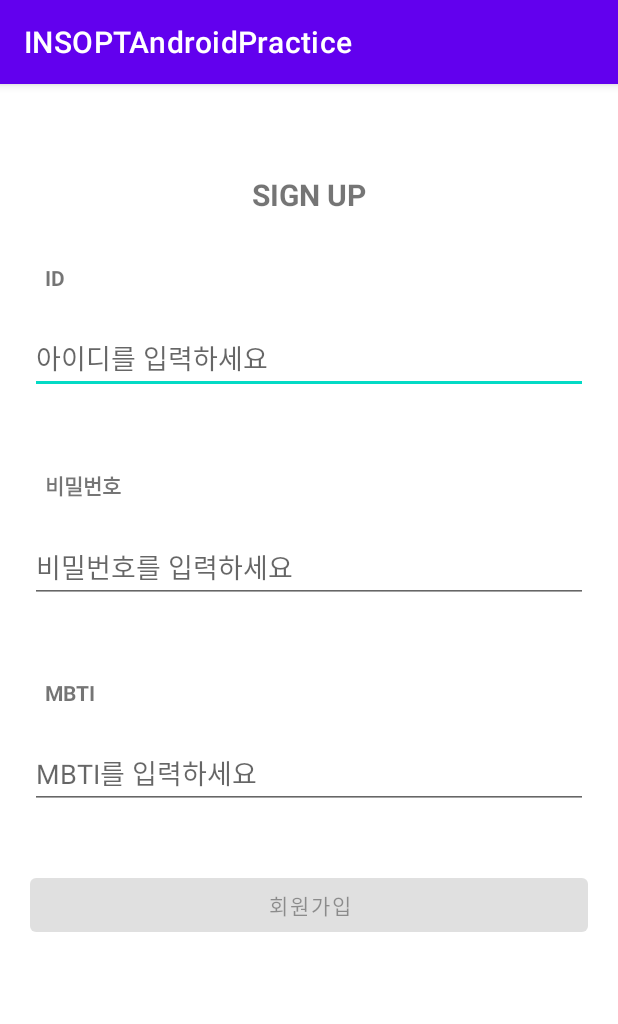
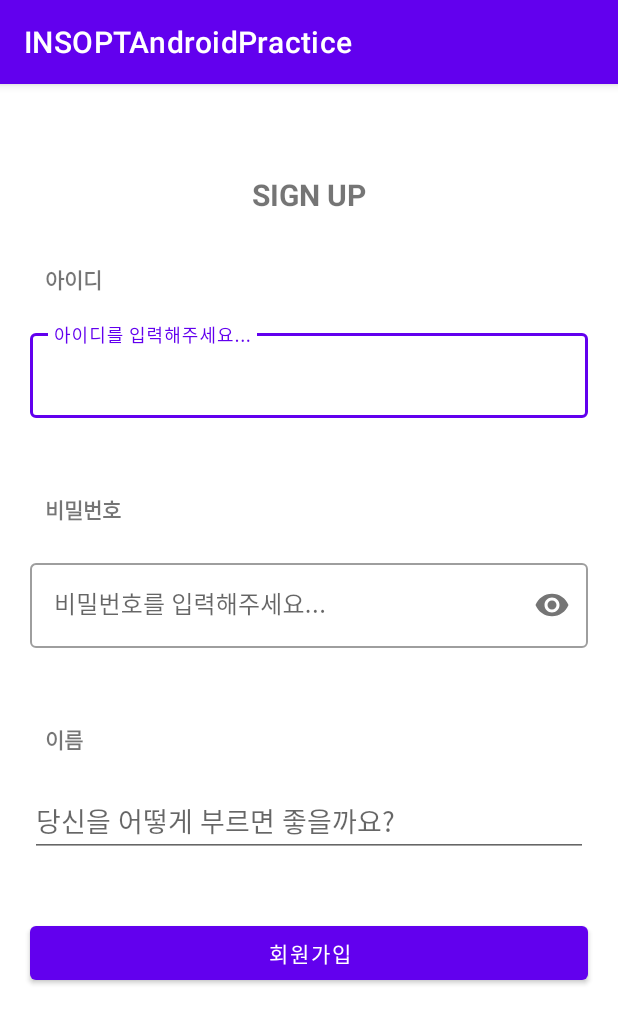
Before and after one commit to IN-SOPT-ANDROID/suhyeon-lee, an Android app: the screen it shows after launch (SignupActivity), after a tap on "SIGNUP", on a phone screen of 412 x 824 dp. Shown: the top 1024 px of the screen. Run offline under Robolectric (Android 15) with nearby library versions, the phone set to English and light mode, and no system bars; our stand-ins replace data binding; libraries missing offline, so code that uses them is left out: com.jakewharton.retrofit2; 1 statement that could not run was skipped.

Commit message:
[6주차 과제 완료] ID/PW valid input 검사 후 경고 로직

```diff
--- a/app/build.gradle
+++ b/app/build.gradle
@@ -33,7 +33,10 @@ android {
         jvmTarget = '11'
     }
     buildFeatures {
-        viewBinding = true
+        viewBinding true
+    }
+    dataBinding {
+        enabled = true
     }
 }
 
--- a/app/src/main/AndroidManifest.xml
+++ b/app/src/main/AndroidManifest.xml
@@ -23,7 +23,7 @@
             android:exported="true" >
         </activity>
         <activity
-            android:name=".SignupActivity"
+            android:name=".signupAct.SignupActivity"
             android:exported="true" />
         <activity android:name=".LoginActivity"
             android:exported="true">
--- a/app/src/main/java/org/sopt/sample/LoginViewModel.kt
+++ b/app/src/main/java/org/sopt/sample/LoginViewModel.kt
@@ -3,6 +3,7 @@ package org.sopt.sample
 import android.util.Log
 import androidx.lifecycle.LiveData
 import androidx.lifecycle.MutableLiveData
+import androidx.lifecycle.Transformations
 import androidx.lifecycle.ViewModel
 import org.sopt.sample.retrofit.LoginReqDTO
 import org.sopt.sample.retrofit.LoginResDTO
--- /dev/null
+++ b/app/src/main/java/org/sopt/sample/signupAct/BindingExtensions.kt
@@ -0,0 +1,17 @@
+package org.sopt.sample.signupAct
+
+import androidx.databinding.BindingAdapter
+import com.google.android.material.textfield.TextInputLayout
+
+object BindingExtensions {
+    @JvmStatic
+    @BindingAdapter("errorText")
+    fun TextInputLayout.setErrorMsg(errorMsg: String?) {
+        if (errorMsg.isNullOrEmpty())
+            this.isErrorEnabled = false
+        else {
+            this.isErrorEnabled = true
+            this.error = errorMsg
+        }
+    }
+}
--- a/app/src/main/java/org/sopt/sample/SignupActivity.kt
+++ b/app/src/main/java/org/sopt/sample/signupAct/SignupActivity.kt
@@ -1,42 +1,43 @@
-package org.sopt.sample
+package org.sopt.sample.signupAct
 
-import android.R.attr.button
 import android.content.Intent
-import android.graphics.Color
 import android.os.Bundle
-import android.text.Editable
-import android.text.TextWatcher
 import android.util.Log
-import android.widget.Button
-import android.widget.EditText
-import android.widget.TextView
-import android.widget.Toast
 import androidx.activity.viewModels
 import androidx.appcompat.app.AppCompatActivity
-import com.google.android.material.snackbar.Snackbar
+import androidx.databinding.DataBindingUtil
+import androidx.lifecycle.ViewModelProvider
+import org.sopt.sample.LoginActivity
+import org.sopt.sample.R
 import org.sopt.sample.databinding.ActivitySignupBinding
-import org.sopt.sample.retrofit.ServicePool
-import org.sopt.sample.retrofit.SignupReqDTO
-import org.sopt.sample.retrofit.SignupResDTO
-import retrofit2.Call
-import retrofit2.Callback
-import retrofit2.Response
 
 
 class SignupActivity: AppCompatActivity() {
+    //private lateinit var binding: ActivitySignupBinding
+    // [4주차] private val signupService = ServicePool.srvc_sopt
+
+    // [6주차 실습]
+    private val viewModel by viewModels<SignupViewModel>()
+    // [6주차 과제]
     private lateinit var binding: ActivitySignupBinding
-    // [4주차] private val signupService = ServicePool.srvc_sopt
-    // [7주차]
-    private val viewModel by viewModels<SignupViewModel>()
+    private lateinit var inputViewModel: SingupInputViewModel
 
     override fun onCreate(savedInstanceState: Bundle?) {
         super.onCreate(savedInstanceState)
-        binding = ActivitySignupBinding.inflate(layoutInflater)
-        setContentView(binding.root)
-        watchInput()
+
+        binding = DataBindingUtil.setContentView(this, R.layout.activity_signup)
+        binding.lifecycleOwner = this
+
+        inputViewModel = ViewModelProvider(this).get(SingupInputViewModel(application)::class.java)
+        binding.vm = inputViewModel
+
+        // [6주차 과제] check if input is valid
+        inputViewModel.setup(this, this)
+        //watchInput()
         clickBtn()
-    } // onCreate()
+    }
 
+    /*
     private fun watchInput() {
         var par = object : TextWatcher {
             // 1) et는 uneditable 상태, 입력 전에 호출
@@ -53,6 +54,7 @@ class SignupActivity: AppCompatActivity() {
         binding.pwInput.addTextChangedListener(par)
         binding.mbtiInput.addTextChangedListener(par)
     }
+    */
 
     // 회원가입 버튼이 클릭되면
     private fun clickBtn() {
--- a/app/src/main/java/org/sopt/sample/SignupViewModel.kt
+++ b/app/src/main/java/org/sopt/sample/signupAct/SignupViewModel.kt
@@ -1,4 +1,4 @@
-package org.sopt.sample
+package org.sopt.sample.signupAct
 
 import android.util.Log
 import androidx.lifecycle.LiveData
@@ -11,6 +11,7 @@ import retrofit2.Call
 import retrofit2.Callback
 import retrofit2.Response
 
+// 서버 통신을 위한 ViewModel
 class SignupViewModel : ViewModel(){
     private val _signupResult: MutableLiveData<SignupResDTO> = MutableLiveData()
     val signupResult: LiveData<SignupResDTO> = _signupResult
--- /dev/null
+++ b/app/src/main/java/org/sopt/sample/signupAct/SingupInputViewModel.kt
@@ -0,0 +1,36 @@
+package org.sopt.sample.signupAct
+
+import android.app.Application
+import android.content.Context
+import androidx.lifecycle.*
+
+// 들어오늘 ID/PW input이 한글자 한글자 유효한지 확인하는 ViewModel
+class SingupInputViewModel(application: Application): AndroidViewModel(application) {
+    var idLiveData: MutableLiveData<String> = MutableLiveData()
+    var pwLiveData: MutableLiveData<String> = MutableLiveData()
+    var errId: MutableLiveData<String> = MutableLiveData()
+    var errPw: MutableLiveData<String> = MutableLiveData()
+
+    private var isIdValid: Boolean = false
+    private var isPwValid: Boolean = false
+    var isValidLiveData: MutableLiveData<Boolean> = MutableLiveData()
+
+    fun setup(lifecycleOwner: LifecycleOwner, context: Context) {
+        idLiveData.observe(lifecycleOwner, Observer { id ->
+            val validationModel: ValidationModel = id.validateId(context)
+            isIdValid = validationModel.isValid
+            validateInput(isIdValid, isPwValid)
+            errId.postValue(validationModel.msg)
+        })
+        pwLiveData.observe(lifecycleOwner, Observer { pw ->
+            val validationModel: ValidationModel = pw.validatePw(context)
+            isPwValid = validationModel.isValid
+            validateInput(isIdValid, isPwValid)
+            errPw.postValue(validationModel.msg)
+        })
+    }
+
+    private fun validateInput(id: Boolean, pw: Boolean) {
+        isValidLiveData.postValue(id && pw)
+    }
+}
--- a/app/src/main/res/layout/activity_signup.xml
+++ b/app/src/main/res/layout/activity_signup.xml
@@ -1,8 +1,18 @@
 <?xml version="1.0" encoding="utf-8"?>
-<androidx.constraintlayout.widget.ConstraintLayout xmlns:android="http://schemas.android.com/apk/res/android"
+<layout xmlns:android="http://schemas.android.com/apk/res/android"
+    xmlns:app="http://schemas.android.com/apk/res-auto"
+    xmlns:tools="http://schemas.android.com/tools">
+
+    <data>
+        <import type="android.view.View" />
+        <variable
+            name="vm"
+            type="org.sopt.sample.signupAct.SingupInputViewModel" />
+    </data>
+
+    <androidx.constraintlayout.widget.ConstraintLayout
         android:layout_width="match_parent"
-    android:layout_height="match_parent"
-    xmlns:app="http://schemas.android.com/apk/res-auto">
+        android:layout_height="match_parent">
 
         <TextView
             android:id="@+id/txt_title"
@@ -20,21 +30,32 @@
             android:id="@+id/txt_id_title"
             android:layout_width="wrap_content"
             android:layout_height="wrap_content"
-        android:text="ID"
+            android:text="아이디"
             android:textStyle="bold"
             android:layout_marginTop="32dp"
             android:layout_marginStart="30dp"
             app:layout_constraintStart_toStartOf="parent"
             app:layout_constraintTop_toBottomOf="@id/txt_title" />
 
-    <EditText
-        android:id="@+id/id_input"
+        <com.google.android.material.textfield.TextInputLayout
+            android:id="@+id/id_input_layout"
+            style="@style/Widget.MaterialComponents.TextInputLayout.OutlinedBox"
             android:layout_width="match_parent"
             android:layout_height="wrap_content"
             android:layout_marginTop="20dp"
             android:layout_marginHorizontal="20dp"
-        android:hint="아이디를 입력하세요"
-        app:layout_constraintTop_toBottomOf="@id/txt_id_title" />
+            app:layout_constraintTop_toBottomOf="@id/txt_id_title"
+            app:errorText="@{vm.errId}" >
+
+            <com.google.android.material.textfield.TextInputEditText
+                android:id="@+id/id_input"
+                android:layout_width="match_parent"
+                android:layout_height="wrap_content"
+                android:hint="아이디를 입력해주세요..."
+                android:imeOptions="actionNext"
+                android:inputType="text"
+                android:text="@={vm.idLiveData}"/>
+        </com.google.android.material.textfield.TextInputLayout>
 
         <TextView
             android:id="@+id/txt_pw_title"
@@ -45,28 +66,39 @@
             android:layout_marginTop="50dp"
             android:layout_marginStart="30dp"
             app:layout_constraintStart_toStartOf="parent"
-        app:layout_constraintTop_toBottomOf="@id/id_input" />
+            app:layout_constraintTop_toBottomOf="@id/id_input_layout" />
 
-    <EditText
-        android:id="@+id/pw_input"
+        <com.google.android.material.textfield.TextInputLayout
+            android:id="@+id/pw_input_layout"
+            style="@style/Widget.MaterialComponents.TextInputLayout.OutlinedBox"
             android:layout_width="match_parent"
             android:layout_height="wrap_content"
             android:layout_marginTop="20dp"
             android:layout_marginHorizontal="20dp"
-        android:hint="비밀번호를 입력하세요"
+            app:layout_constraintTop_toBottomOf="@id/txt_pw_title"
+            app:errorText="@{vm.errPw}"
+            app:passwordToggleEnabled="true">
+
+            <com.google.android.material.textfield.TextInputEditText
+                android:id="@+id/pw_input"
+                android:layout_width="match_parent"
+                android:layout_height="wrap_content"
+                android:hint="비밀번호를 입력해주세요..."
+                android:imeOptions="actionDone"
                 android:inputType="textPassword"
-        app:layout_constraintTop_toBottomOf="@id/txt_pw_title" />
+                android:text="@={vm.pwLiveData}" />
+        </com.google.android.material.textfield.TextInputLayout>
 
         <TextView
-        android:id="@+id/txt_mbti_title"
+            android:id="@+id/tv_name_title"
             android:layout_width="wrap_content"
             android:layout_height="wrap_content"
-        android:text="MBTI"
+            android:text="이름"
             android:textStyle="bold"
             android:layout_marginTop="50dp"
             android:layout_marginStart="30dp"
             app:layout_constraintStart_toStartOf="parent"
-        app:layout_constraintTop_toBottomOf="@id/pw_input" />
+            app:layout_constraintTop_toBottomOf="@id/pw_input_layout" />
 
         <EditText
             android:id="@+id/mbti_input"
@@ -74,8 +106,8 @@
             android:layout_height="wrap_content"
             android:layout_marginTop="20dp"
             android:layout_marginHorizontal="20dp"
-        android:hint="MBTI를 입력하세요"
-        app:layout_constraintTop_toBottomOf="@id/txt_mbti_title" />
+            android:hint="당신을 어떻게 부르면 좋을까요?"
+            app:layout_constraintTop_toBottomOf="@id/tv_name_title" />
 
         <Button
             android:id="@+id/btn_signup"
@@ -83,8 +115,9 @@
             android:layout_height="wrap_content"
             android:layout_marginTop="40dp"
             android:layout_marginHorizontal="20dp"
-        android:enabled="false"
+            android:enabled="@{vm.isValidLiveData()}"
             app:layout_constraintTop_toBottomOf="@id/mbti_input"
             android:text="회원가입" />
 
     </androidx.constraintlayout.widget.ConstraintLayout>
+</layout>
```
Also changed, not shown: app/src/main/java/org/sopt/sample/LoginActivity.kt (+3 -8 lines), app/src/main/java/org/sopt/sample/searchFrag/SearchFragment.kt (+18 -0 lines), app/src/main/java/org/sopt/sample/signupAct/ValidateInput.kt (added, +27 -0 lines). Lines whose indentation alone changed are shown as unchanged.
